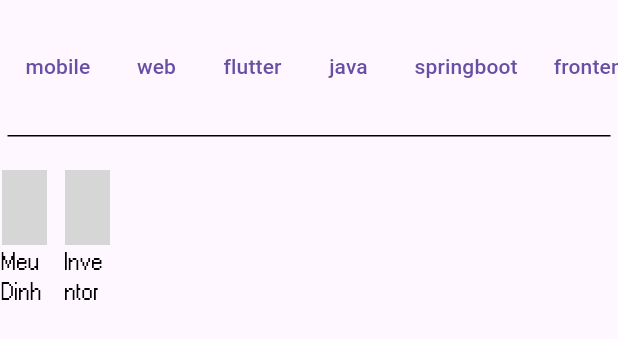
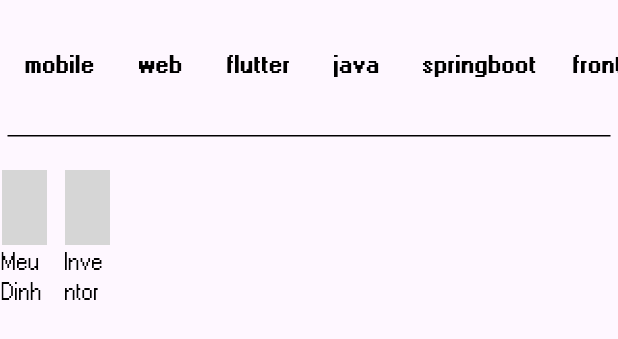
Before and after one commit to Ohlavrac/portifolio, a Flutter app: the ProjectsContent widget shown alone on an empty page, opened directly, on a phone screen of 412 x 824 dp. Shown: the top 339 px of the screen. Run offline on Flutter 3.47's test engine with Material 3 defaults, Android fonts, the phone set to English and light mode, and no system bars; our stand-ins replace flutter_dotenv; grey boxes are pictures that could not be loaded.

Commit message:
style: change font and style in projects content tags

```diff
--- a/lib/presentation/ui/widgets/app_windows/projects_content.dart
+++ b/lib/presentation/ui/widgets/app_windows/projects_content.dart
@@ -27,7 +27,7 @@ class _ProjectsContentState extends State<ProjectsContent> {
             itemBuilder: (context, index) {
               return TextButton(
                 onPressed: () {},
-                child: Text(TagsEnum.values[index].name)
+                child: Text(TagsEnum.values[index].name, style: TextStyle(color: Colors.black, fontFamily: "Retro2B"),)
               );
             }
           ),
```
